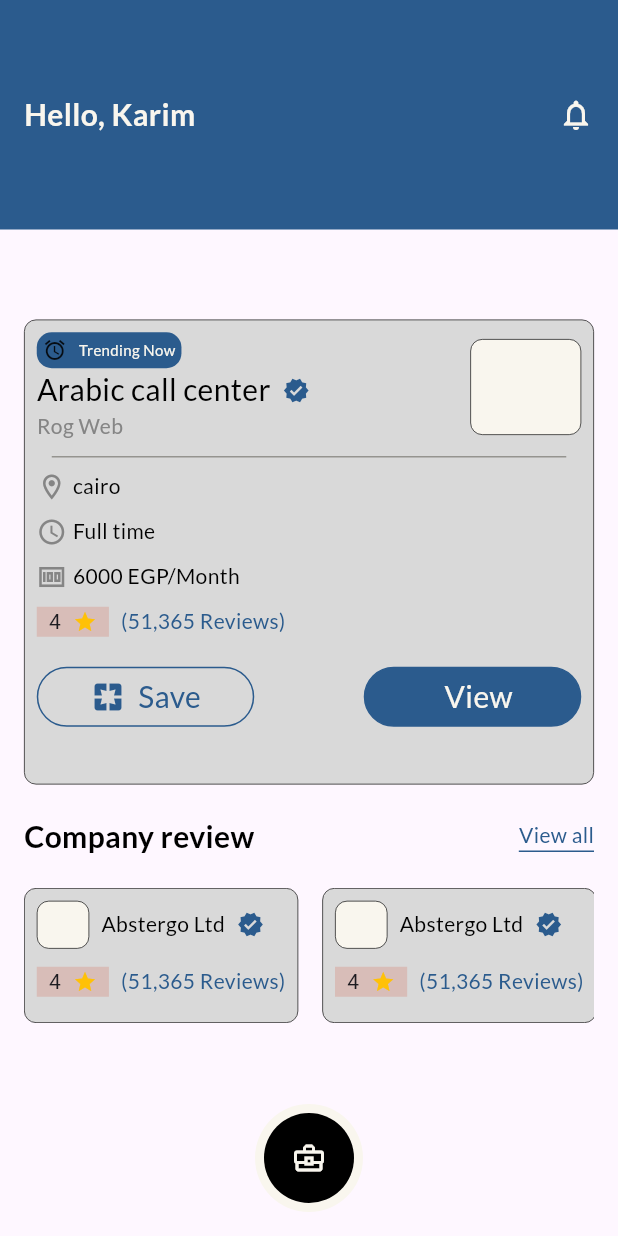
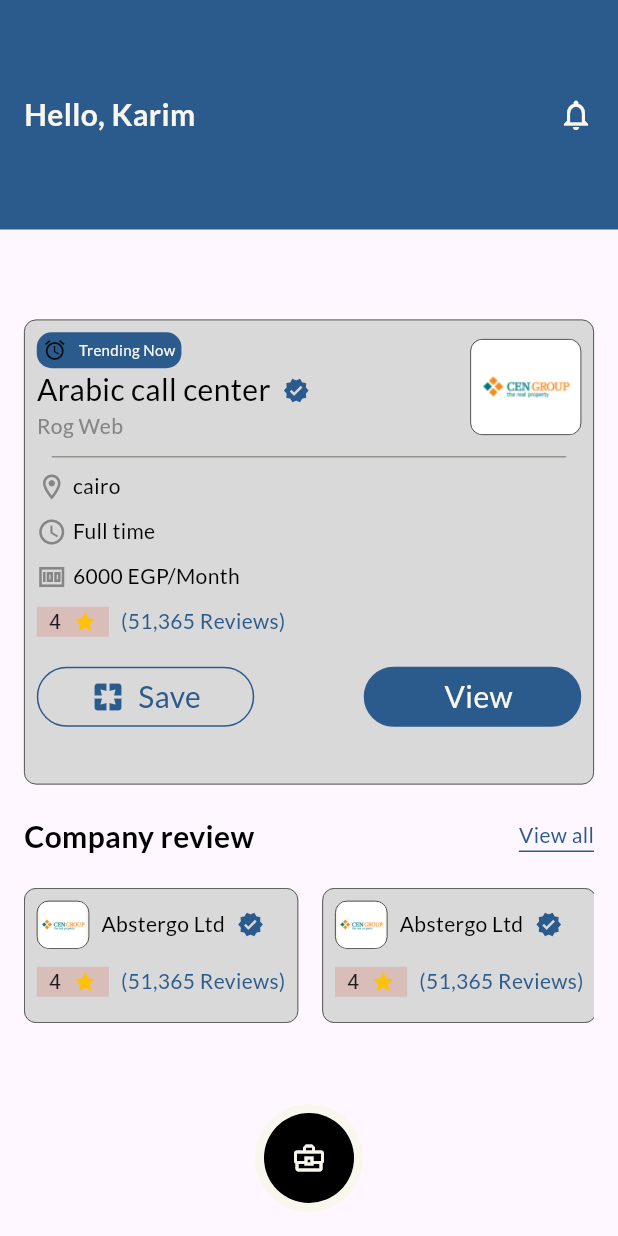
Before and after one commit to yousefmohamed35/home_view, a Flutter app: the screen it shows after launch, on a phone screen of 412 x 824 dp. Run offline on Flutter 3.47's test engine with Material 3 defaults, Android fonts, the phone set to English and light mode, and no system bars; our stand-ins replace google_fonts.

```diff
--- a/lib/home/presentation/view/home_view.dart
+++ b/lib/home/presentation/view/home_view.dart
@@ -1,6 +1,5 @@
 import 'package:flutter/material.dart';
 import 'package:homeview/home/presentation/view/widgets/company_review_item_list_view.dart';
-
 import 'widgets/company_review_title.dart';
 import 'widgets/custom_container_app_bar.dart';
 import 'widgets/custom_floating_action_button.dart';
@@ -25,7 +24,6 @@ class HomeView extends StatelessWidget {
             SizedBox(height: 20),
             CompanyReviewItemListView(),
             SizedBox(height: 20),
-
           ],
         ),
       ),
--- a/lib/home/presentation/view/widgets/company_review_item.dart
+++ b/lib/home/presentation/view/widgets/company_review_item.dart
@@ -1,5 +1,4 @@
 import 'package:flutter/material.dart';
-
 import '../../../../core/app_colors.dart';
 import 'custom_rating.dart';
 import 'title_widget.dart';
@@ -30,6 +29,10 @@ class CompanyReviewItem extends StatelessWidget {
                   borderRadius: BorderRadius.circular(8),
                   border: Border.all(width: 0.5, color: AppColors.grey500),
                 ),
+                child: ClipRRect(
+                  borderRadius: BorderRadius.circular(8),
+                  child: Image.asset('assets/images/im.png'),
+                ),
               ),
               SizedBox(width: 8),
               TitleWidget(text: 'Abstergo Ltd', size: 14),
--- a/lib/home/presentation/view/widgets/home_view_item_top.dart
+++ b/lib/home/presentation/view/widgets/home_view_item_top.dart
@@ -18,7 +18,7 @@ class HomeViewItemTop extends StatelessWidget {
           crossAxisAlignment: CrossAxisAlignment.start,
           children: [
             TrendingNowItem(),
-            TitleWidget(text: 'Arabic call center',),
+            TitleWidget(text: 'Arabic call center'),
             Text(
               'Rog Web',
               style: GoogleFonts.lato(textStyle: AppStyles.regular14),
@@ -29,9 +29,13 @@ class HomeViewItemTop extends StatelessWidget {
           width: 74,
           height: 64,
           decoration: BoxDecoration(
-            color: AppColors.main,
+            color: AppColors.white,
             borderRadius: BorderRadius.circular(8),
             border: Border.all(width: 0.5, color: AppColors.grey500),
+          ),
+          child: ClipRRect(
+            borderRadius: BorderRadius.circular(8),
+            child: Image.asset('assets/images/im.png'),
           ),
         ),
       ],
--- a/pubspec.yaml
+++ b/pubspec.yaml
@@ -35,6 +35,7 @@ dependencies:
   # Use with the CupertinoIcons class for iOS style icons.
   cupertino_icons: ^1.0.8
   google_fonts: ^6.2.1
+  flutter_svg: ^2.0.17
 
 dev_dependencies:
   flutter_test:
@@ -46,6 +47,7 @@ dev_dependencies:
   # package. See that file for information about deactivating specific lint
   # rules and activating additional ones.
   flutter_lints: ^5.0.0
+
 
 # For information on the generic Dart part of this file, see the
 # following page: https://dart.dev/tools/pub/pubspec
@@ -59,8 +61,8 @@ flutter:
   uses-material-design: true
 
   # To add assets to your application, add an assets section, like this:
-  # assets:
-  #   - images/a_dot_burr.jpeg
+  assets:
+    - assets/images/
   #   - images/a_dot_ham.jpeg
 
   # An image asset can refer to one or more resolution-specific "variants", see
```
Also changed, not shown: assets/images/im.png (added), assets/images/photo.svg (added), pubspec.lock.
